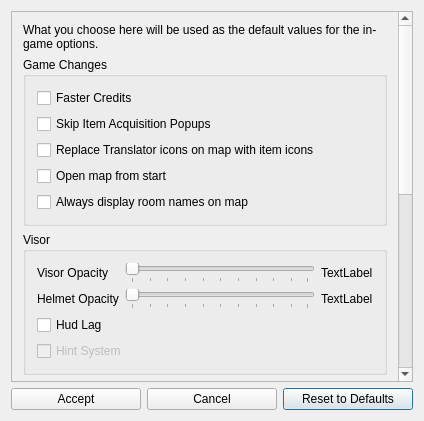
Above: randovania/gui/ui_files/echoes_user_preferences_dialog.ui from randovania/randovania before the change. Below: the same form after it.
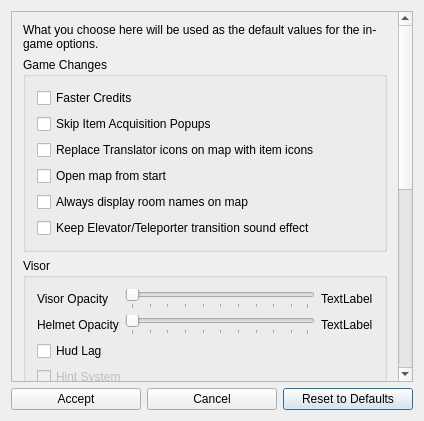
That is the form after the change.

Commit message: Add CosmeticPatches.teleporter_sounds

What changed in the file:
```diff
--- a/randovania/gui/ui_files/echoes_user_preferences_dialog.ui
+++ b/randovania/gui/ui_files/echoes_user_preferences_dialog.ui
@@ -46,7 +46,7 @@
         <x>0</x>
         <y>0</y>
         <width>390</width>
-        <height>716</height>
+        <height>742</height>
        </rect>
       </property>
       <layout class="QVBoxLayout" name="verticalLayout">
@@ -101,6 +101,13 @@
             </property>
            </widget>
           </item>
+          <item>
+           <widget class="QCheckBox" name="elevator_sound_check">
+            <property name="text">
+             <string>Keep Elevator/Teleporter transition sound effect</string>
+            </property>
+           </widget>
+          </item>
          </layout>
         </widget>
        </item>
```
The commit also changes 14 other files.
